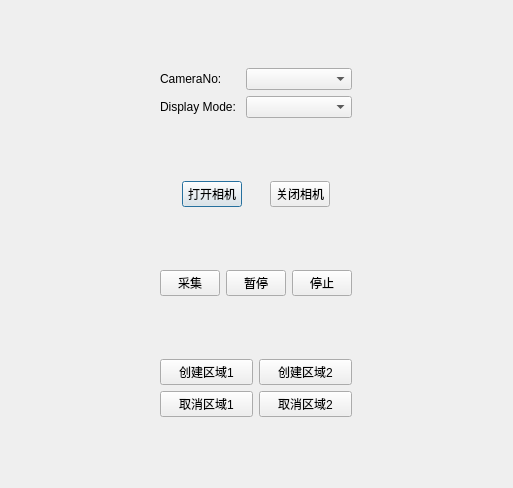
1500136508/AngstrongDemo, file AngstrongDemo/parameterview.ui: the form before one commit.
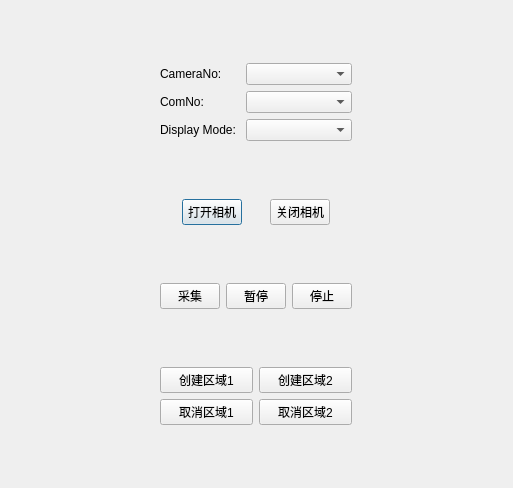
The form after the commit.

Diff of the .ui file:
```diff
--- a/AngstrongDemo/parameterview.ui
+++ b/AngstrongDemo/parameterview.ui
@@ -31,6 +31,13 @@
          </property>
         </widget>
        </item>
+       <item>
+        <widget class="QLabel" name="m_lab_port_title">
+         <property name="text">
+          <string>ComNo:</string>
+         </property>
+        </widget>
+       </item>
        <item>
         <widget class="QLabel" name="m_lab_display_mode_title">
          <property name="maximumSize">
@@ -51,6 +58,9 @@
        <item>
         <widget class="QComboBox" name="m_combo_camera_list"/>
        </item>
+       <item>
+        <widget class="QComboBox" name="m_combo_port"/>
+       </item>
        <item>
         <widget class="QComboBox" name="m_combo_display_mode"/>
        </item>
```
